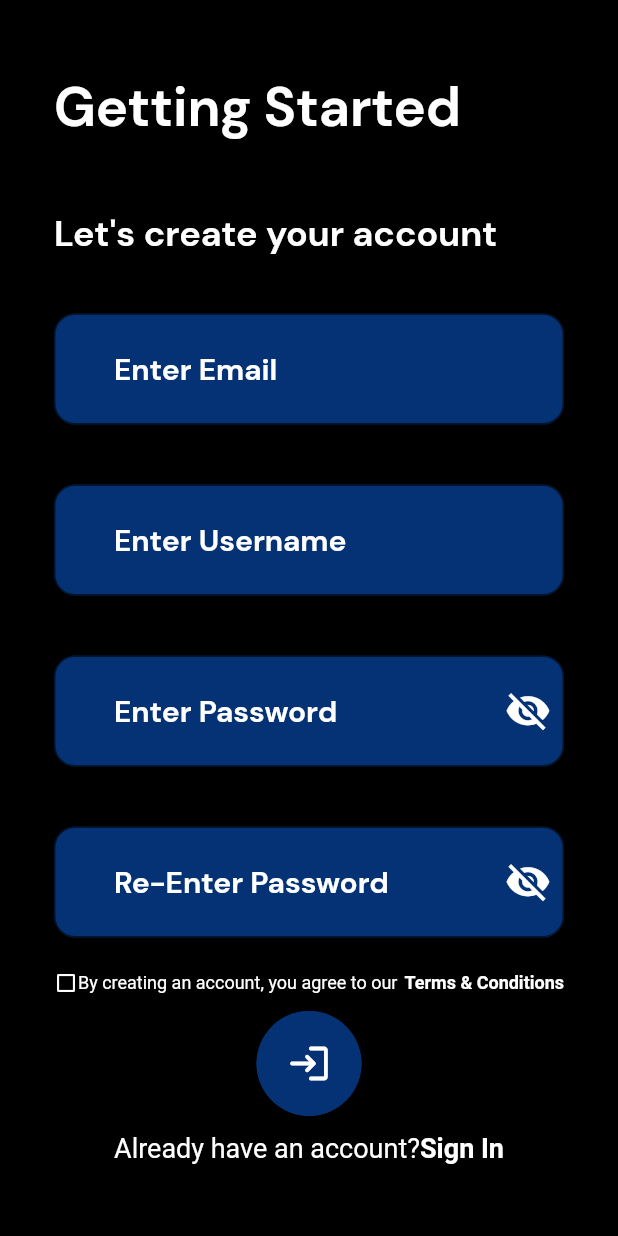
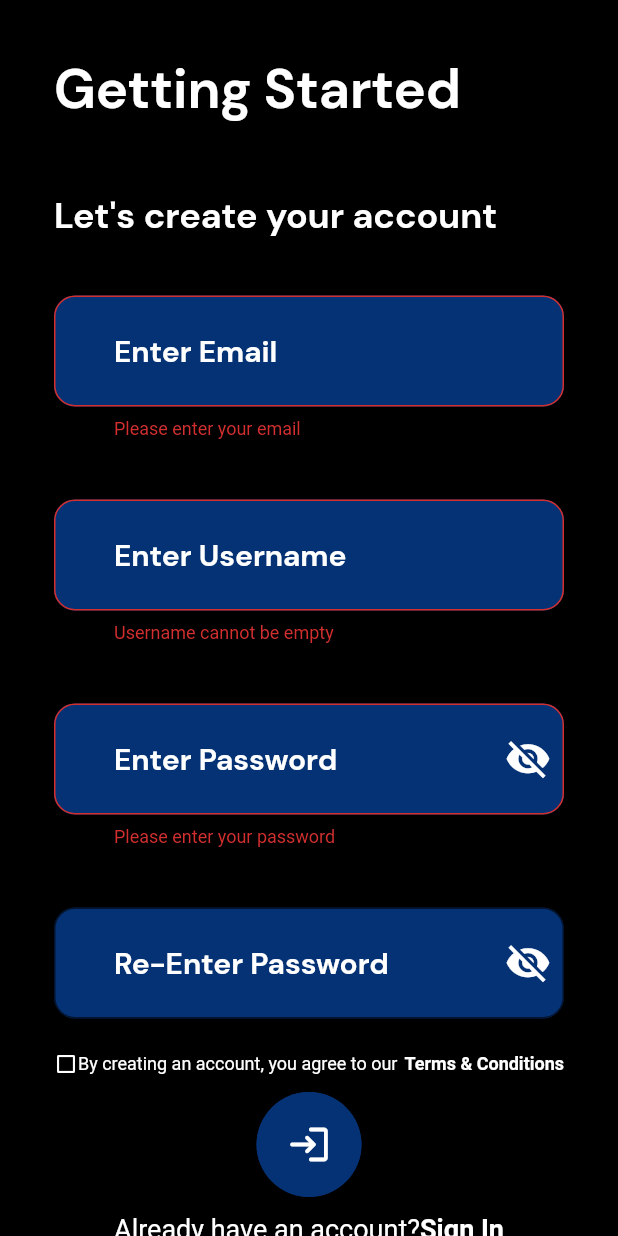
Before and after one commit to sohaibbinmohsin/senior_year_project, a Flutter app: the RegistrationScreen screen opened directly, after a tap on the "login" icon, on a phone screen of 412 x 824 dp. Run offline on Flutter 3.47's test engine with Material 2 defaults, Android fonts, the phone set to English and light mode, and no system bars; our stand-ins replace cloud_firestore, firebase_auth, firebase_core, fluttertoast; missing offline and left inert: email_auth; accounts and stored records are empty.

```diff
--- a/lib/main.dart
+++ b/lib/main.dart
@@ -1,10 +1,13 @@
+import 'package:firebase_core/firebase_core.dart';
 import 'package:flutter/material.dart';
 
 import './screens/login_screen.dart';
 import './screens/registration_screen.dart';
 import './screens/authentication_screen.dart';
 
-void main() {
+Future<void> main() async {
+  WidgetsFlutterBinding.ensureInitialized();
+  await Firebase.initializeApp();
   runApp(const MyApp());
 }
 
--- /dev/null
+++ b/lib/model/user_model.dart
@@ -0,0 +1,25 @@
+class UserModel {
+  String? uid;
+  String? email;
+  String? username;
+
+  UserModel({this.uid, this.email, this.username});
+
+  //recieve data from server
+  factory UserModel.fromMap(map) {
+    return UserModel(
+      uid: map['uid'],
+      email: map['email'],
+      username: map['username'],
+    );
+  }
+
+  //sending data to our server
+  Map<String, dynamic> toMap() {
+    return {
+      'uid': uid,
+      'email': email,
+      'username': username,
+    };
+  }
+}
--- a/lib/screens/registration_screen.dart
+++ b/lib/screens/registration_screen.dart
@@ -1,8 +1,13 @@
+import 'package:cloud_firestore/cloud_firestore.dart';
+import 'package:firebase_auth/firebase_auth.dart';
 import 'package:flutter/material.dart';
 import 'package:email_auth/email_auth.dart';
+import 'package:fluttertoast/fluttertoast.dart';
+import 'package:senior_year_project/model/user_model.dart';
+import 'package:senior_year_project/screens/home_screen.dart';
+import 'package:senior_year_project/screens/login_screen.dart';
 
-import './login_screen.dart';
-import './authentication_screen.dart';
+
 
 class RegistrationScreen extends StatefulWidget {
   const RegistrationScreen({Key? key}) : super(key: key);
@@ -22,13 +27,16 @@ class _RegistrationScreenState extends State<RegistrationScreen> {
   final TextEditingController repasswordController =
       new TextEditingController();
 
+  final _auth = FirebaseAuth.instance;
+
   EmailAuth emailAuth =
       new EmailAuth(sessionName: "My Switch Sign Up authentication");
 
   void sendOtp() async {
     bool result = await emailAuth.sendOtp(
-        recipientMail: emailController.value.text,
-        otpLength: 5,);
+      recipientMail: emailController.value.text,
+      otpLength: 5,
+    );
   }
 
   bool _showPassword = false;
@@ -58,7 +66,16 @@ class _RegistrationScreenState extends State<RegistrationScreen> {
     final usernameField = TextFormField(
         autofocus: false,
         controller: usernameController,
-        // validator: ,
+        validator: (value) {
+          RegExp regex = new RegExp(r'^.{3,}$');
+          if (value!.isEmpty) {
+            return ("Username cannot be empty");
+          }
+          if (!regex.hasMatch(value)) {
+            return ("Enter valid name {Min: 3 char}");
+          }
+          return null;
+        },
         onSaved: (value) {
           usernameController.text = value!;
         },
@@ -88,7 +105,17 @@ class _RegistrationScreenState extends State<RegistrationScreen> {
         autofocus: false,
         controller: emailController,
         keyboardType: TextInputType.emailAddress,
-        // validator: ,
+        validator: (value) {
+          if (value!.isEmpty) {
+            return ("Please enter your email");
+          }
+          // reg expression for email validation
+          if (!RegExp("^[a-zA-Z0-9+_.-]+@[a-zA-Z0-9.-]+.[a-z]")
+              .hasMatch(value)) {
+            return ("Please enter a valid email");
+          }
+          return null;
+        },
         onSaved: (value) {
           emailController.text = value!;
         },
@@ -126,7 +153,16 @@ class _RegistrationScreenState extends State<RegistrationScreen> {
           fontFamily: 'DMSans',
           color: Colors.white,
         ),
-        // validator: ,
+        validator: (value) {
+          RegExp regex = new RegExp(r'^.{6,}$');
+          if (value!.isEmpty) {
+            return ("Please enter your password");
+          }
+          if (!regex.hasMatch(value)) {
+            return ("Enter valid password {Min: 6 char}");
+          }
+          return null;
+        },
         onSaved: (value) {
           passwordController.text = value!;
         },
@@ -166,7 +202,13 @@ class _RegistrationScreenState extends State<RegistrationScreen> {
           fontFamily: 'DMSans',
           color: Colors.white,
         ),
-        // validator: ,
+        validator: (value) {
+          RegExp regex = new RegExp(r'^.{6,}$');
+          if (passwordController.text != value) {
+            return "Passwords dont match";
+          }
+          return null;
+        },
         onSaved: (value) {
           repasswordController.text = value!;
         },
@@ -201,9 +243,7 @@ class _RegistrationScreenState extends State<RegistrationScreen> {
         color: const Color(0xff053275),
         child: ElevatedButton(
           onPressed: () {
-            sendOtp();
-            Navigator.push(context,
-                MaterialPageRoute(builder: (context) => RegistrationScreen()));
+            signUp(emailController.text, passwordController.text);
           },
           child: Icon(
             Icons.login_rounded,
@@ -351,4 +391,42 @@ class _RegistrationScreenState extends State<RegistrationScreen> {
           ))),
         ));
   }
+
+  void signUp(String email, String password) async {
+    if (_formKey.currentState!.validate()) {
+      if (!_showCheck) {
+        Fluttertoast.showToast(msg: "Please accept our terms & conditions");
+        return;
+      }
+      await _auth
+          .createUserWithEmailAndPassword(email: email, password: password)
+          .then((value) => {postDetailsToFirestore()})
+          .catchError((e) {
+        Fluttertoast.showToast(msg: e!.message);
+      });
+    }
+  }
+
+  postDetailsToFirestore() async {
+    //calling our firestore
+    FirebaseFirestore firebaseFirestore = FirebaseFirestore.instance;
+    User? user = _auth.currentUser;
+    //calling our usermodel
+    UserModel userModel = UserModel();
+    //writing all the values
+    userModel.email = user!.email;
+    userModel.uid = user.uid;
+    userModel.username = usernameController.text;
+    //sending these values
+    await firebaseFirestore
+        .collection("users")
+        .doc(user.uid)
+        .set(userModel.toMap());
+    Fluttertoast.showToast(msg: "Account created successfully :)");
+
+    Navigator.pushAndRemoveUntil(
+        context,
+        MaterialPageRoute(builder: (context) => HomeScreen()),
+        (route) => false);
+  }
 }
```
Also changed, not shown: lib/screens/home_screen.dart (+17 -0 lines), lib/screens/login_screen.dart (+42 -3 lines), pubspec.yaml (+8 -20 lines), pubspec.lock, 1 other file.
